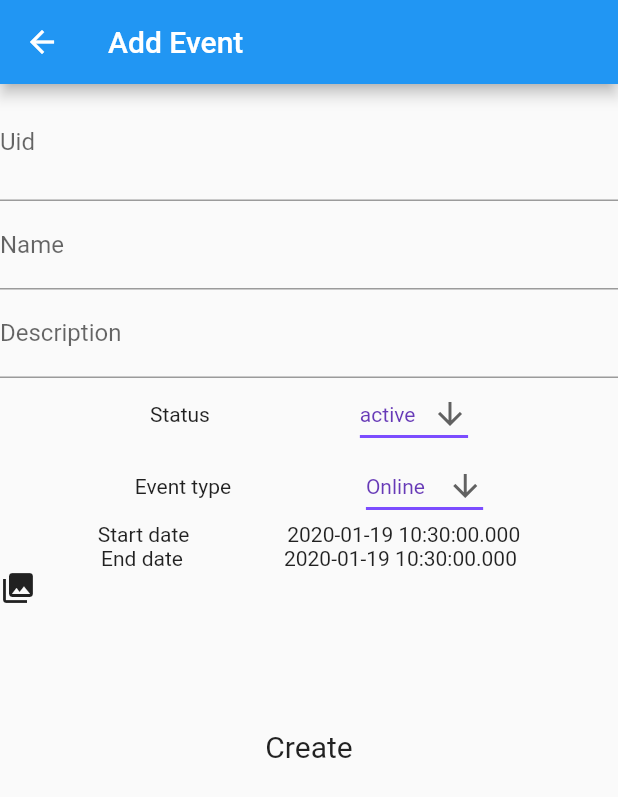
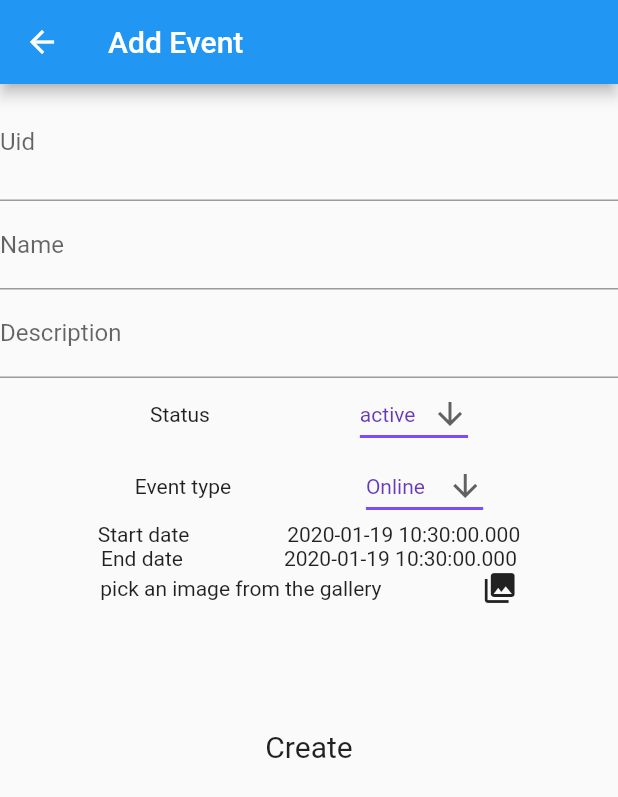
Before and after one commit to elseAdmin/elseFlutterAdminApp, a Flutter app: the AddEventScreen screen opened directly, on a phone screen of 412 x 824 dp. Shown: the top 797 px of the screen. Run offline on Flutter 3.47's test engine with Material 2 defaults, Android fonts, the phone set to English and light mode, and no system bars; our stand-ins replace cached_network_image, cloud_firestore, firebase_database, firebase_storage, fluttertoast, image_picker and 2 more; missing offline and left inert: multiselect_formfield; accounts and stored records are empty.

Commit message:
events UI completed

```diff
--- a/lib/event/AddEventScreen.dart
+++ b/lib/event/AddEventScreen.dart
@@ -1,5 +1,7 @@
 import 'dart:io';
 
+import 'package:cached_network_image/cached_network_image.dart';
+import 'package:else_admin_two/event/BackgroundPicture.dart';
 import 'package:else_admin_two/event/events_model.dart';
 import 'package:else_admin_two/firebaseUtil/database_manager.dart';
 import 'package:else_admin_two/utils/SizeConfig.dart';
@@ -15,11 +17,12 @@ class AddEventScreen extends StatefulWidget {
 
 class AddEventScreenState extends State<AddEventScreen> {
   String statusValue = 'active';
-  String typeValue="Online";
+  String typeValue = "Online";
   DateTime selectedStartDate = DateTime.now();
   DateTime selectedEndDate = DateTime.now();
-  String uid,name,description;
+  String uid, name, description;
   File backgroundImage;
+  File image;
   final _formKey = GlobalKey<FormState>();
   _selectStartDate(BuildContext context) async {
     final DateTime picked = await showDatePicker(
@@ -45,11 +48,11 @@ class AddEventScreenState extends State<AddEventScreen> {
       });
   }
 
-  _submitEvent()async{
+  _submitEvent() async {
     if (_formKey.currentState.validate()) {
-      if(backgroundImage!=null) {
-        await DatabaseManager().uploadImageToStorage(
-            this.uid, this.backgroundImage);
+      if (backgroundImage != null) {
+        await DatabaseManager()
+            .uploadImageToStorage(this.uid, this.backgroundImage);
         EventModel event = EventModel(null);
         event.uid = this.uid;
         event.name = this.name;
@@ -65,7 +68,7 @@ class AddEventScreenState extends State<AddEventScreen> {
         event.blurUrl = "asasas";
 
         DatabaseManager().addEvent(event);
-      }else{
+      } else {
         //Toast
         Fluttertoast.showToast(
             msg: "Please upload a background image",
@@ -78,31 +81,33 @@ class AddEventScreenState extends State<AddEventScreen> {
       }
     }
   }
+
   onImageSelectedFromCameraOrGallery(file) {
-    print(file);
-    showDialog(
-        context: context,
-        builder: (BuildContext context) =>
-            Text("Done"));
+    setState(() {
+      image = file;
+    });
   }
+
   @override
   Widget build(BuildContext context) {
-
     return Scaffold(
         appBar: AppBar(
           title: Text("Add Event"),
         ),
-        body:  Form(
-        key: _formKey,child:Column(
+        body: ListView(children: <Widget>[
+          Form(
+              key: _formKey,
+              child: Column(
                 children: <Widget>[
                   TextFormField(
                     onChanged: (text) {
-                this.uid=text;
+                      this.uid = text;
                     },
                     textCapitalization: TextCapitalization.characters,
                     decoration: const InputDecoration(
                       hintMaxLines: 3,
-                hintText: 'First three letters for premise, next three for event name and 2 digit number for serial id',
+                      hintText:
+                          'First three letters for premise, next three for event name and 2 digit number for serial id',
                       labelText: 'Uid',
                     ),
                     onSaved: (String value) {
@@ -110,12 +115,14 @@ class AddEventScreenState extends State<AddEventScreen> {
                       // code when the user saves the form.
                     },
                     validator: (String value) {
-                return value==null || value.isEmpty ? 'Do not use the @ char.' : null;
+                      return value == null || value.isEmpty
+                          ? 'Do not use the @ char.'
+                          : null;
                     },
                   ),
                   TextFormField(
                     onChanged: (text) {
-                this.name=text;
+                      this.name = text;
                     },
                     decoration: InputDecoration(labelText: 'Name'),
                     validator: (value) {
@@ -126,7 +133,7 @@ class AddEventScreenState extends State<AddEventScreen> {
                   ),
                   TextFormField(
                     onChanged: (text) {
-                this.description=text;
+                      this.description = text;
                     },
                     decoration: InputDecoration(labelText: 'Description'),
                     validator: (value) {
@@ -183,7 +190,7 @@ class AddEventScreenState extends State<AddEventScreen> {
                             typeValue = newValue;
                           });
                         },
-                  items: <String>['Online', 'Location','Offline']
+                        items: <String>['Online', 'Location', 'Offline']
                             .map<DropdownMenuItem<String>>((String value) {
                           return DropdownMenuItem<String>(
                             value: value,
@@ -196,23 +203,37 @@ class AddEventScreenState extends State<AddEventScreen> {
                   Row(
                       mainAxisAlignment: MainAxisAlignment.spaceEvenly,
                       children: <Widget>[
-                  GestureDetector(onTap: () => _selectStartDate(context),child:  Text("Start date")),
+                        GestureDetector(
+                            onTap: () => _selectStartDate(context),
+                            child: Text("Start date")),
                         Text("$selectedStartDate"),
-                ]
-            ),
+                      ]),
                   Row(
                       mainAxisAlignment: MainAxisAlignment.spaceEvenly,
                       children: <Widget>[
-                  GestureDetector(onTap: () => _selectEndDate(context),child:  Text("End date")),
+                        GestureDetector(
+                            onTap: () => _selectEndDate(context),
+                            child: Text("End date")),
                         Text("$selectedEndDate"),
-                ]
+                      ]),
+                  Row(
+                    mainAxisAlignment: MainAxisAlignment.spaceEvenly,
+                    children: <Widget>[
+                      BackgroundPicture(image),
+                      GalleryImpl(onImageSelectedFromCameraOrGallery)
+                    ],
                   ),
-            GalleryImpl(onImageSelectedFromCameraOrGallery),
                   Container(
-                padding: EdgeInsets.only(top: SizeConfig.blockSizeVertical*10),
-                child:
-            GestureDetector(onTap: _submitEvent,child: Text("Create",style: TextStyle(fontSize: 20),))),
+                      padding: EdgeInsets.only(
+                          top: SizeConfig.blockSizeVertical * 10),
+                      child: GestureDetector(
+                          onTap: _submitEvent,
+                          child: Text(
+                            "Create",
+                            style: TextStyle(fontSize: 20),
+                          ))),
                 ],
-        )));
+              ))
+        ]));
   }
 }
--- /dev/null
+++ b/lib/event/BackgroundPicture.dart
@@ -0,0 +1,24 @@
+import 'dart:io';
+
+import 'package:else_admin_two/utils/SizeConfig.dart';
+import 'package:flutter/material.dart';
+
+class BackgroundPicture extends StatelessWidget {
+  final File image;
+  BackgroundPicture(this.image);
+  @override
+  Widget build(BuildContext context) {
+    // TODO: implement build
+    if (image != null) {
+      return Container(
+          width: SizeConfig.blockSizeHorizontal * 40,
+          height: SizeConfig.blockSizeVertical * 20,
+          child: Image(
+            fit: BoxFit.cover,
+            image: FileImage(image),
+          ));
+    } else {
+      return Text('pick an image from the gallery');
+    }
+  }
+}
--- a/lib/event/events_model.dart
+++ b/lib/event/events_model.dart
@@ -9,7 +9,6 @@ class EventModel extends BaseModel{
   DateTime endDate;
   String rules;
   int totalRules;
-  String id;
   String url;
   String blurUrl;
   String name;
@@ -34,8 +33,6 @@ class EventModel extends BaseModel{
         beaconDataList.add(data);
       }
 
-
-      this.id = snapshot.key;
       this.url = snapshot.value['url'];
       this.name = snapshot.value['name'];
       this.status = snapshot.value['status'];
--- a/lib/main.dart
+++ b/lib/main.dart
@@ -32,7 +32,6 @@ class MyHomePage extends StatefulWidget {
 class _MyHomePageState extends State<MyHomePage> {
   @override
   initState(){
-    SizeConfig().init(context);
     super.initState();
     DatabaseManager().getAllEvents();
   }
--- a/lib/utils/pick_gallery_impl.dart
+++ b/lib/utils/pick_gallery_impl.dart
@@ -26,7 +26,8 @@ class GalleryImplState extends State<GalleryImpl> {
   }
 
   Future getImage() async {
-    var image = await ImagePicker.pickImage(source: ImageSource.gallery,imageQuality: 25);
+    var image = (await ImagePicker.pickImage(source: ImageSource.gallery,imageQuality: 25));
+
 
     widget.callback(image);
   }
```
Also changed, not shown: lib/event/AllEventScreen.dart (+16 -3 lines), lib/event/viewEvent.dart (added, +184 -0 lines), lib/shop/new_vendor.dart (+97 -55 lines). Lines whose indentation alone changed are shown as unchanged.
